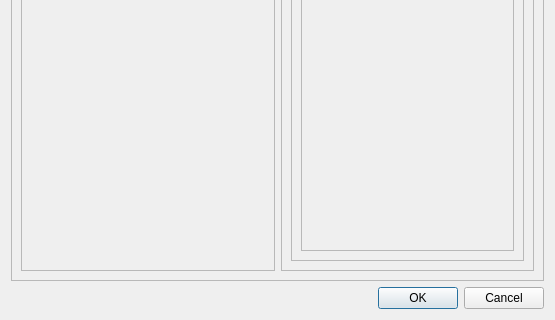
The window that view/bezier_curve_dialog.ui (JakubJakacki18/PythonPaint) describes before a commit, drawn with Qt 5; both pictures show x 0 to 555 and y 172 to 492 of the 555 by 492 pixel window.
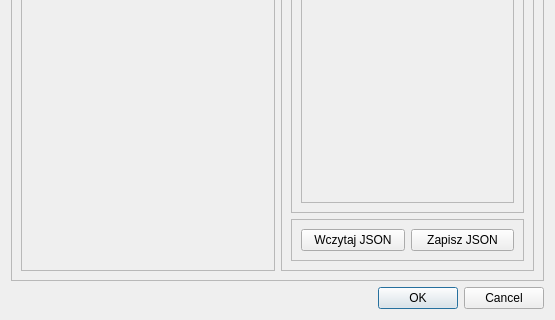
The same window after the commit. Custom widgets are drawn as their Qt base class.

Commit message: Implemented saving to default json file

The edit to the form file:
```diff
--- a/view/bezier_curve_dialog.ui
+++ b/view/bezier_curve_dialog.ui
@@ -136,6 +136,32 @@
            </layout>
           </widget>
          </item>
+         <item>
+          <widget class="QFrame" name="jsonButtonsFrame">
+           <property name="frameShape">
+            <enum>QFrame::Shape::StyledPanel</enum>
+           </property>
+           <property name="frameShadow">
+            <enum>QFrame::Shadow::Raised</enum>
+           </property>
+           <layout class="QHBoxLayout" name="horizontalLayout_3">
+            <item>
+             <widget class="QPushButton" name="loadJsonButton">
+              <property name="text">
+               <string>Wczytaj JSON</string>
+              </property>
+             </widget>
+            </item>
+            <item>
+             <widget class="QPushButton" name="saveJsonButton">
+              <property name="text">
+               <string>Zapisz JSON</string>
+              </property>
+             </widget>
+            </item>
+           </layout>
+          </widget>
+         </item>
         </layout>
        </widget>
       </item>
```
The commit also changes 6 other files.
